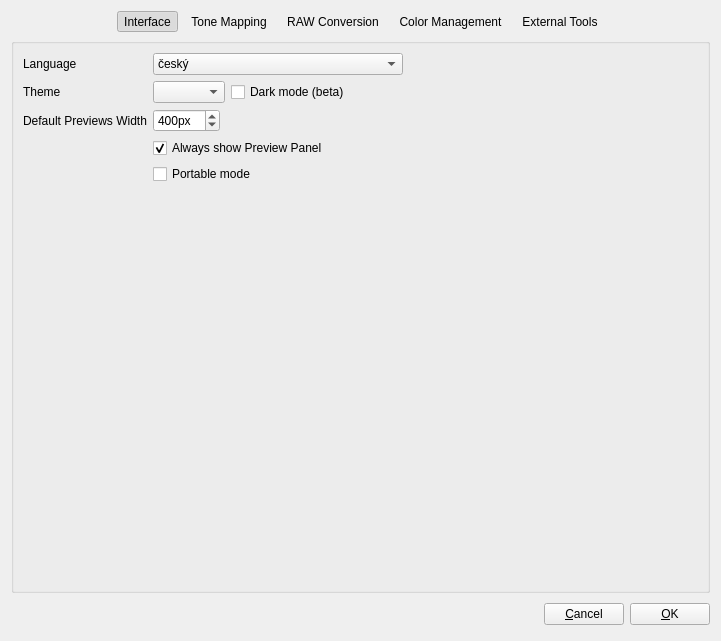
Above: src/Preferences/PreferencesDialog.ui from LuminanceHDR/LuminanceHDR before the change. Below: the same form after it.
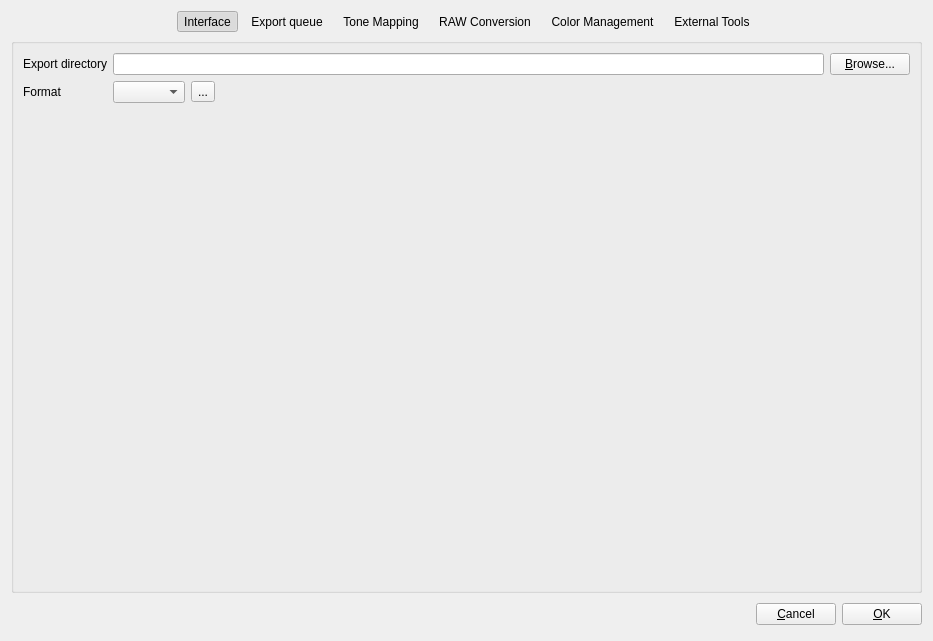
That is the form after the change. The open tabs and pages were chosen to show the change. Icons and pictures are not drawn.

Commit message: [ExportQueue] basic version

```diff
--- a/src/Preferences/PreferencesDialog.ui
+++ b/src/Preferences/PreferencesDialog.ui
@@ -6,7 +6,7 @@
    <rect>
     <x>0</x>
     <y>0</y>
-    <width>721</width>
+    <width>933</width>
     <height>641</height>
    </rect>
   </property>
@@ -22,81 +22,7 @@
   <layout class="QVBoxLayout" name="verticalLayout">
    <item>
     <layout class="QGridLayout" name="gridLayout_16">
-     <item row="0" column="4">
-      <widget class="QToolButton" name="toolButtonCMS">
-       <property name="text">
-        <string>Color Management</string>
-       </property>
-       <property name="icon">
-        <iconset resource="../../icons.qrc">
-         <normaloff>:/new/prefix1/images/cms.png</normaloff>:/new/prefix1/images/cms.png</iconset>
-       </property>
-       <property name="iconSize">
-        <size>
-         <width>48</width>
-         <height>48</height>
-        </size>
-       </property>
-       <property name="checkable">
-        <bool>true</bool>
-       </property>
-       <property name="autoExclusive">
-        <bool>true</bool>
-       </property>
-       <property name="toolButtonStyle">
-        <enum>Qt::ToolButtonTextUnderIcon</enum>
-       </property>
-       <property name="autoRaise">
-        <bool>true</bool>
-       </property>
-      </widget>
-     </item>
-     <item row="0" column="0">
-      <spacer name="horizontalSpacer_18">
-       <property name="orientation">
-        <enum>Qt::Horizontal</enum>
-       </property>
-       <property name="sizeHint" stdset="0">
-        <size>
-         <width>40</width>
-         <height>20</height>
-        </size>
-       </property>
-      </spacer>
-     </item>
      <item row="0" column="3">
-      <widget class="QToolButton" name="toolButtonRAW">
-       <property name="text">
-        <string>RAW Conversion</string>
-       </property>
-       <property name="icon">
-        <iconset resource="../../icons.qrc">
-         <normaloff>:/new/prefix1/images/rawconverter.png</normaloff>:/new/prefix1/images/rawconverter.png</iconset>
-       </property>
-       <property name="iconSize">
-        <size>
-         <width>48</width>
-         <height>48</height>
-        </size>
-       </property>
-       <property name="checkable">
-        <bool>true</bool>
-       </property>
-       <property name="checked">
-        <bool>false</bool>
-       </property>
-       <property name="autoExclusive">
-        <bool>true</bool>
-       </property>
-       <property name="toolButtonStyle">
-        <enum>Qt::ToolButtonTextUnderIcon</enum>
-       </property>
-       <property name="autoRaise">
-        <bool>true</bool>
-       </property>
-      </widget>
-     </item>
-     <item row="0" column="2">
       <widget class="QToolButton" name="toolButtonTM">
        <property name="text">
         <string>Tone Mapping</string>
@@ -125,7 +51,7 @@
        </property>
       </widget>
      </item>
-     <item row="0" column="6">
+     <item row="0" column="9">
       <spacer name="horizontalSpacer_17">
        <property name="orientation">
         <enum>Qt::Horizontal</enum>
@@ -138,7 +64,81 @@
        </property>
       </spacer>
      </item>
+     <item row="0" column="0">
+      <spacer name="horizontalSpacer_18">
+       <property name="orientation">
+        <enum>Qt::Horizontal</enum>
+       </property>
+       <property name="sizeHint" stdset="0">
+        <size>
+         <width>40</width>
+         <height>20</height>
+        </size>
+       </property>
+      </spacer>
+     </item>
+     <item row="0" column="4">
+      <widget class="QToolButton" name="toolButtonRAW">
+       <property name="text">
+        <string>RAW Conversion</string>
+       </property>
+       <property name="icon">
+        <iconset resource="../../icons.qrc">
+         <normaloff>:/new/prefix1/images/rawconverter.png</normaloff>:/new/prefix1/images/rawconverter.png</iconset>
+       </property>
+       <property name="iconSize">
+        <size>
+         <width>48</width>
+         <height>48</height>
+        </size>
+       </property>
+       <property name="checkable">
+        <bool>true</bool>
+       </property>
+       <property name="checked">
+        <bool>false</bool>
+       </property>
+       <property name="autoExclusive">
+        <bool>true</bool>
+       </property>
+       <property name="toolButtonStyle">
+        <enum>Qt::ToolButtonTextUnderIcon</enum>
+       </property>
+       <property name="autoRaise">
+        <bool>true</bool>
+       </property>
+      </widget>
+     </item>
      <item row="0" column="5">
+      <widget class="QToolButton" name="toolButtonCMS">
+       <property name="text">
+        <string>Color Management</string>
+       </property>
+       <property name="icon">
+        <iconset resource="../../icons.qrc">
+         <normaloff>:/new/prefix1/images/cms.png</normaloff>:/new/prefix1/images/cms.png</iconset>
+       </property>
+       <property name="iconSize">
+        <size>
+         <width>48</width>
+         <height>48</height>
+        </size>
+       </property>
+       <property name="checkable">
+        <bool>true</bool>
+       </property>
+       <property name="autoExclusive">
+        <bool>true</bool>
+       </property>
+       <property name="toolButtonStyle">
+        <enum>Qt::ToolButtonTextUnderIcon</enum>
+       </property>
+       <property name="autoRaise">
+        <bool>true</bool>
+       </property>
+      </widget>
+     </item>
+     <item row="0" column="7">
       <widget class="QToolButton" name="toolButtonExtTool">
        <property name="text">
         <string>External Tools</string>
@@ -199,6 +199,38 @@
        </property>
       </widget>
      </item>
+     <item row="0" column="2">
+      <widget class="QToolButton" name="toolButtonQueue">
+       <property name="text">
+        <string>Export queue</string>
+       </property>
+       <property name="icon">
+        <iconset resource="../../icons.qrc">
+         <normaloff>:/new/prefix1/images/running_process.png</normaloff>:/new/prefix1/images/running_process.png</iconset>
+       </property>
+       <property name="iconSize">
+        <size>
+         <width>48</width>
+         <height>48</height>
+        </size>
+       </property>
+       <property name="checkable">
+        <bool>true</bool>
+       </property>
+       <property name="checked">
+        <bool>false</bool>
+       </property>
+       <property name="autoExclusive">
+        <bool>true</bool>
+       </property>
+       <property name="toolButtonStyle">
+        <enum>Qt::ToolButtonTextUnderIcon</enum>
+       </property>
+       <property name="autoRaise">
+        <bool>true</bool>
+       </property>
+      </widget>
+     </item>
     </layout>
    </item>
    <item>
@@ -495,6 +527,89 @@
        </item>
       </layout>
      </widget>
+     <widget class="QWidget" name="page">
+      <layout class="QGridLayout" name="gridLayout_7" columnstretch="0,0">
+       <property name="leftMargin">
+        <number>0</number>
+       </property>
+       <property name="topMargin">
+        <number>0</number>
+       </property>
+       <property name="rightMargin">
+        <number>0</number>
+       </property>
+       <property name="bottomMargin">
+        <number>0</number>
+       </property>
+       <item row="0" column="0">
+        <widget class="QGroupBox" name="groupBox">
+         <property name="title">
+          <string notr="true"/>
+         </property>
+         <layout class="QGridLayout" name="gridLayout_8" columnstretch="0,0,0,1,0,0,0">
+          <item row="1" column="0">
+           <widget class="QLabel" name="label_2">
+            <property name="text">
+             <string>Format</string>
+            </property>
+           </widget>
+          </item>
+          <item row="0" column="0">
+           <widget class="QLabel" name="label_14">
+            <property name="text">
+             <string>Export directory</string>
+            </property>
+            <property name="alignment">
+             <set>Qt::AlignRight|Qt::AlignTrailing|Qt::AlignVCenter</set>
+            </property>
+           </widget>
+          </item>
+          <item row="2" column="0">
+           <spacer name="verticalSpacer_3">
+            <property name="orientation">
+             <enum>Qt::Vertical</enum>
+            </property>
+            <property name="sizeHint" stdset="0">
+             <size>
+              <width>20</width>
+              <height>40</height>
+             </size>
+            </property>
+           </spacer>
+          </item>
+          <item row="0" column="4">
+           <widget class="QPushButton" name="exportFileButton">
+            <property name="text">
+             <string>&amp;Browse...</string>
+            </property>
+            <property name="icon">
+             <iconset resource="../../icons.qrc">
+              <normaloff>:/new/prefix1/images/fileopen.png</normaloff>:/new/prefix1/images/fileopen.png</iconset>
+            </property>
+           </widget>
+          </item>
+          <item row="1" column="1">
+           <widget class="QComboBox" name="exportFormatCombo"/>
+          </item>
+          <item row="1" column="2">
+           <widget class="QToolButton" name="exportFormatToolbutton">
+            <property name="text">
+             <string>...</string>
+            </property>
+           </widget>
+          </item>
+          <item row="0" column="1" colspan="3">
+           <widget class="QLineEdit" name="exportDirectoryEdit">
+            <property name="readOnly">
+             <bool>true</bool>
+            </property>
+           </widget>
+          </item>
+         </layout>
+        </widget>
+       </item>
+      </layout>
+     </widget>
      <widget class="QWidget" name="stackedPagesWidgetPage3_2">
       <layout class="QGridLayout" name="gridLayout_14">
        <property name="leftMargin">
```
Left out of the diff: 71 changed lines with no effect on the pictures. The commit also changes 21 other files.
